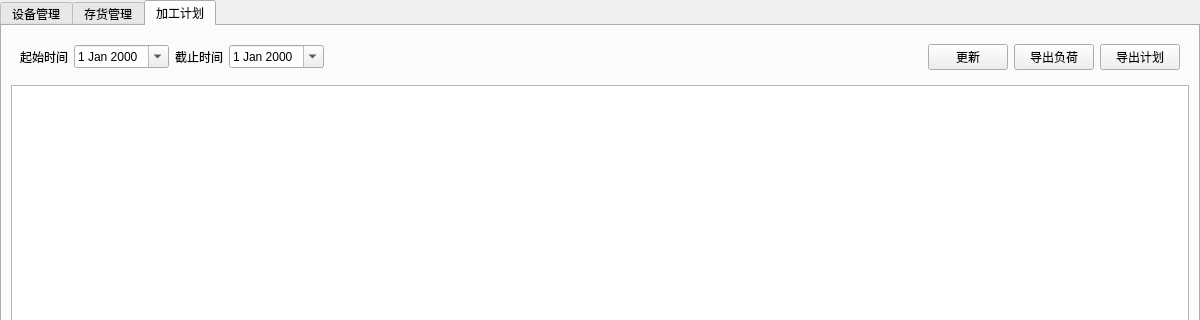
This is mainwindow.ui in JunleU/product-planner as Qt 5 draws it before an edit; both pictures show x 0 to 1200 and y 0 to 320 of the 1200 by 800 pixel window. The edited form follows.
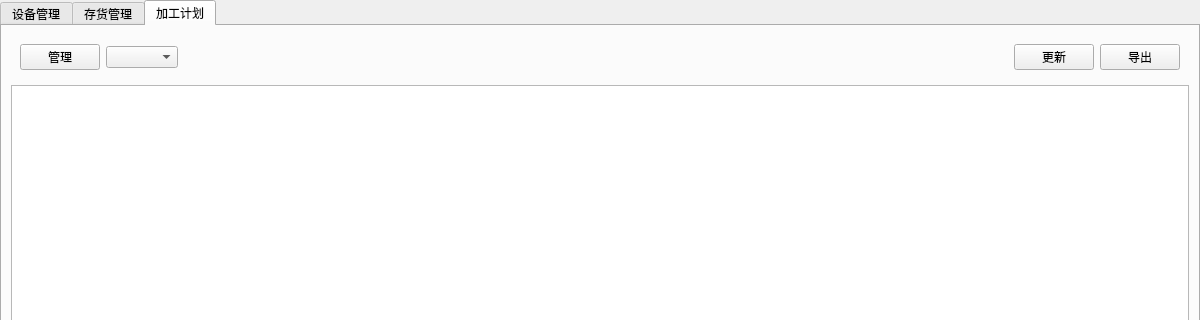
This is the edited form. The open tabs and pages were chosen to show the change.

Commit message: 实现了计划的实时调整，实现计划存档，升级管理方式

```diff
--- a/mainwindow.ui
+++ b/mainwindow.ui
@@ -289,32 +289,14 @@
          <widget class="QWidget" name="widget_4" native="true">
           <layout class="QHBoxLayout" name="horizontalLayout">
            <item>
-            <widget class="QLabel" name="label">
+            <widget class="QPushButton" name="pushButton">
              <property name="text">
-              <string>起始时间</string>
+              <string>管理</string>
              </property>
             </widget>
            </item>
            <item>
-            <widget class="QDateEdit" name="date_beg">
-             <property name="calendarPopup">
-              <bool>true</bool>
-             </property>
-            </widget>
-           </item>
-           <item>
-            <widget class="QLabel" name="label_2">
-             <property name="text">
-              <string>截止时间</string>
-             </property>
-            </widget>
-           </item>
-           <item>
-            <widget class="QDateEdit" name="date_end">
-             <property name="calendarPopup">
-              <bool>true</bool>
-             </property>
-            </widget>
+            <widget class="QComboBox" name="comboBox"/>
            </item>
            <item>
             <spacer name="horizontalSpacer">
@@ -339,14 +321,7 @@
            <item>
             <widget class="QPushButton" name="pushButton_10">
              <property name="text">
-              <string>导出负荷</string>
-             </property>
-            </widget>
-           </item>
-           <item>
-            <widget class="QPushButton" name="pushButton_11">
-             <property name="text">
-              <string>导出计划</string>
+              <string>导出</string>
              </property>
             </widget>
            </item>
```
Left out of the diff: 4 changed lines with no effect on the pictures. The commit also changes 11 other files.
